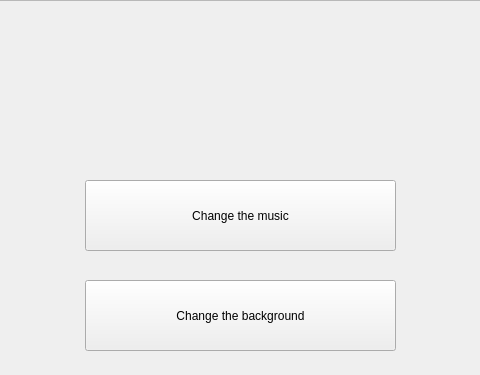
This is param.ui in NunzioSilarbi/Anime-battle as Qt 5 draws it before an edit; both pictures show x 235 to 715 and y 0 to 375 of the 940 by 567 pixel window. The edited form follows.
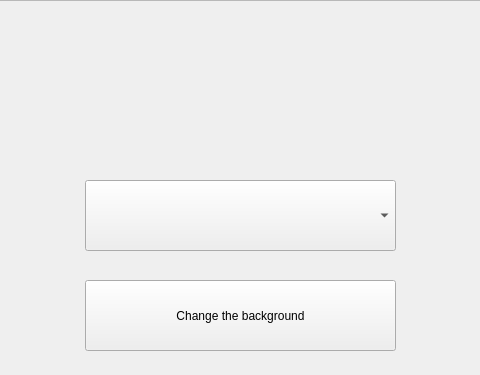
This is the edited form. Icons and pictures are not drawn.

Patch:
```diff
--- a/param.ui
+++ b/param.ui
@@ -44,19 +44,6 @@
      <string>GO BACK</string>
     </property>
    </widget>
-   <widget class="QPushButton" name="button_music">
-    <property name="geometry">
-     <rect>
-      <x>320</x>
-      <y>180</y>
-      <width>311</width>
-      <height>71</height>
-     </rect>
-    </property>
-    <property name="text">
-     <string>Change the music</string>
-    </property>
-   </widget>
    <widget class="QPushButton" name="button_background">
     <property name="geometry">
      <rect>
@@ -70,6 +57,16 @@
      <string>Change the background</string>
     </property>
    </widget>
+   <widget class="QComboBox" name="comboBox_music">
+    <property name="geometry">
+     <rect>
+      <x>320</x>
+      <y>180</y>
+      <width>311</width>
+      <height>71</height>
+     </rect>
+    </property>
+   </widget>
   </widget>
  </widget>
  <resources/>
```
